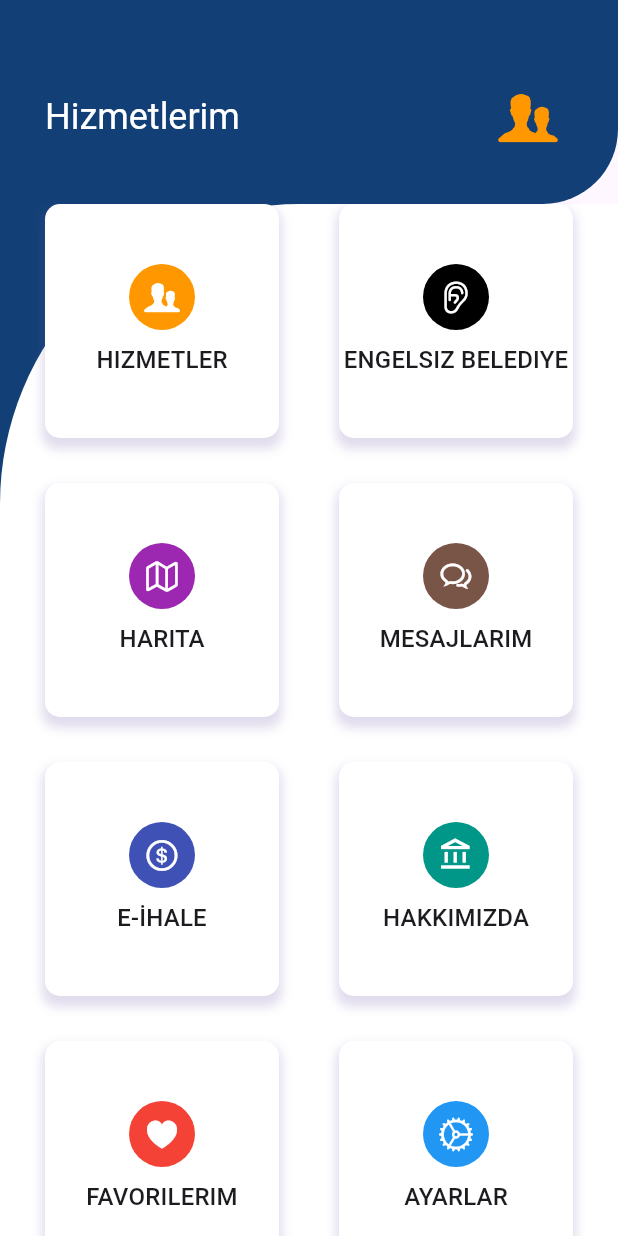
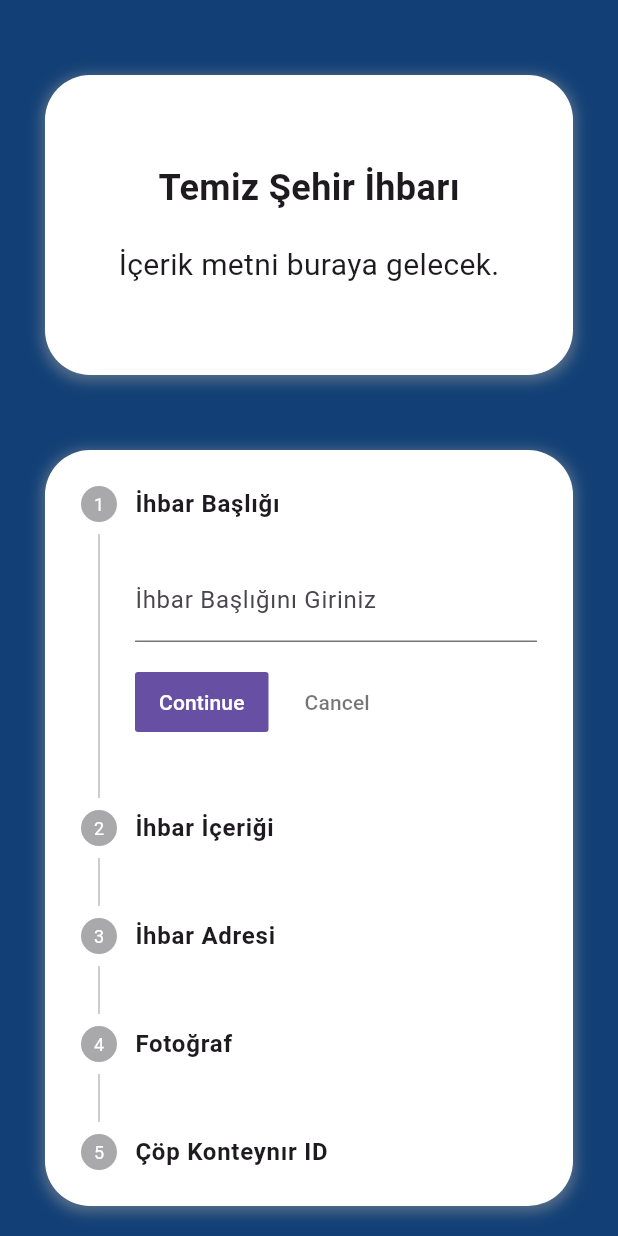
Before and after one commit to Arifcngk/I-KENT-Cloud, a Flutter app: the screen it shows after launch, on a phone screen of 412 x 824 dp. Run offline on Flutter 3.47's test engine with Material 3 defaults, Android fonts, the phone set to English and light mode, and no system bars; our stand-ins replace curved_navigation_bar, firebase_core, get, google_fonts, image_picker, smooth_page_indicator; accounts and stored records are empty.

Commit message:
services desing added

```diff
--- a/lib/main.dart
+++ b/lib/main.dart
@@ -3,6 +3,7 @@ import 'package:e_belediyecilik/screens/favorite_page.dart';
 import 'package:e_belediyecilik/screens/home_page.dart';
 import 'package:e_belediyecilik/screens/login_page.dart';
 import 'package:e_belediyecilik/screens/services.dart';
+import 'package:e_belediyecilik/screens/services_pages/clean_city.dart';
 import 'package:e_belediyecilik/screens/welcome_page.dart';
 import 'package:e_belediyecilik/widget/button_navbar.dart';
 import 'package:firebase_core/firebase_core.dart';
@@ -28,7 +29,7 @@ class MyApp extends StatelessWidget {
     return GetMaterialApp(
       title: 'E-Belediyecilik Uygulaması',
       debugShowCheckedModeBanner: false,
-      home: ServicesScreen(),
+      home: CleanCityScreen(),
     );
   }
 }
--- a/lib/screens/services.dart
+++ b/lib/screens/services.dart
@@ -1,4 +1,5 @@
 import 'package:e_belediyecilik/misc/colors.dart';
+import 'package:e_belediyecilik/screens/services_pages/clean_city.dart';
 import 'package:flutter/cupertino.dart';
 import 'package:flutter/material.dart';
 
@@ -63,21 +64,14 @@ class _ServicesScreenState extends State<ServicesScreen> {
                 crossAxisSpacing: 40,
                 mainAxisSpacing: 30,
                 children: [
-                  itemDashboard(
-                      'Hizmetler', CupertinoIcons.person_2_alt, Colors.orange),
-                  itemDashboard(
-                      'Engelsiz Belediye', CupertinoIcons.ear, Colors.black),
-                  itemDashboard('Harita', CupertinoIcons.map, Colors.purple),
-                  itemDashboard(
-                      'Mesajlarım', CupertinoIcons.chat_bubble_2, Colors.brown),
-                  itemDashboard('E-İhale', CupertinoIcons.money_dollar_circle,
-                      Colors.indigo),
-                  itemDashboard('Hakkımızda', Icons.account_balance_outlined,
-                      Colors.teal),
-                  itemDashboard(
-                      'Favorilerim', CupertinoIcons.heart_fill, Colors.red),
-                  itemDashboard(
-                      'Ayarlar', CupertinoIcons.settings, Colors.blue),
+                  itemDashboard('Temiz Şehir', CupertinoIcons.archivebox_fill,
+                      Colors.green, CleanCityScreen()),
+                  itemDashboard('Yol Çalışması', CupertinoIcons.ear,
+                      Colors.black, CleanCityScreen()),
+                  itemDashboard('Patili Dostlarımız', CupertinoIcons.map,
+                      Colors.purple, CleanCityScreen()),
+                  itemDashboard('İhbar Blok', CupertinoIcons.chat_bubble_2,
+                      Colors.brown, CleanCityScreen()),
                 ],
               ),
             ),
@@ -88,7 +82,15 @@ class _ServicesScreenState extends State<ServicesScreen> {
     );
   }
 
-  itemDashboard(String title, IconData iconData, Color background) => Container(
+  itemDashboard(String title, IconData iconData, Color background,
+          Widget servicesPages) =>
+      GestureDetector(
+        onTap: () => Navigator.push(
+            context,
+            MaterialPageRoute(
+              builder: (context) => servicesPages,
+            )),
+        child: Container(
           decoration: BoxDecoration(
               color: Colors.white,
               borderRadius: BorderRadius.circular(10),
@@ -114,5 +116,6 @@ class _ServicesScreenState extends State<ServicesScreen> {
                   style: Theme.of(context).textTheme.titleMedium)
             ],
           ),
+        ),
       );
 }
--- a/lib/screens/services_pages/clean_city.dart
+++ b/lib/screens/services_pages/clean_city.dart
@@ -0,0 +1,235 @@
+import 'dart:io';
+
+import 'package:e_belediyecilik/misc/colors.dart';
+import 'package:e_belediyecilik/screens/services_pages/clean_city_list.dart';
+import 'package:flutter/material.dart';
+import 'package:image_picker/image_picker.dart';
+
+class CleanCityScreen extends StatefulWidget {
+  const CleanCityScreen({Key? key}) : super(key: key);
+
+  @override
+  State<CleanCityScreen> createState() => _CleanCityScreenState();
+}
+
+class _CleanCityScreenState extends State<CleanCityScreen> {
+  int currentStep = 0;
+  List<Map<String, String>> collectedInformation = [];
+  late ImagePicker _imagePicker;
+
+  late TextEditingController ihbarBasligiController;
+  late TextEditingController ihbarIcerikController;
+  late TextEditingController copKonteynirIdController;
+  late TextEditingController ihbarAdressController;
+
+  @override
+  void initState() {
+    super.initState();
+    ihbarBasligiController = TextEditingController();
+    ihbarIcerikController = TextEditingController();
+    ihbarAdressController = TextEditingController();
+    copKonteynirIdController = TextEditingController();
+    _imagePicker = ImagePicker();
+  }
+
+  @override
+  void dispose() {
+    ihbarBasligiController.dispose();
+    ihbarIcerikController.dispose();
+    copKonteynirIdController.dispose();
+    ihbarAdressController.dispose();
+    super.dispose();
+  }
+
+  //Resimleri alma fonksiyonu
+  XFile? _imageFile;
+
+  Future<void> _pickImage(ImageSource source) async {
+    final XFile? pickedFile = await _imagePicker.pickImage(source: source);
+    if (pickedFile != null) {
+      setState(() {
+        _imageFile = pickedFile;
+      });
+    }
+  }
+
+  @override
+  Widget build(BuildContext context) {
+    List<Step> steps = [
+      Step(
+        title: Text(
+          'İhbar Başlığı',
+          style: TextStyle(fontWeight: FontWeight.bold),
+        ),
+        content: TextFormField(
+          controller: ihbarBasligiController,
+          decoration: InputDecoration(labelText: 'İhbar Başlığını Giriniz'),
+        ),
+      ),
+      Step(
+        title: Text('İhbar İçeriği',
+            style: TextStyle(fontWeight: FontWeight.bold)),
+        content: TextFormField(
+          controller: ihbarIcerikController,
+          decoration: InputDecoration(labelText: 'İhbar İçeriği'),
+        ),
+      ),
+      Step(
+        title:
+            Text('İhbar Adresi', style: TextStyle(fontWeight: FontWeight.bold)),
+        content: TextFormField(
+          controller: ihbarIcerikController,
+          decoration: InputDecoration(labelText: 'İhbar Adresi'),
+        ),
+      ),
+      Step(
+        title: Text('Fotoğraf', style: TextStyle(fontWeight: FontWeight.bold)),
+        content: Column(
+          crossAxisAlignment: CrossAxisAlignment.stretch,
+          children: [
+            ElevatedButton(
+              onPressed: () {
+                _pickImage(ImageSource.gallery); // Galeriden fotoğraf seçme
+              },
+              child: Text('Galeriden Fotoğraf Seç'),
+            ),
+            ElevatedButton(
+              onPressed: () {
+                _pickImage(ImageSource.camera); // Kameradan fotoğraf çekme
+              },
+              child: Text('Kameradan Fotoğraf Çek'),
+            ),
+            if (_imageFile != null)
+              Image.file(
+                File(_imageFile!.path),
+                height: 200,
+                fit: BoxFit.cover,
+              ),
+          ],
+        ),
+      ),
+      Step(
+        title: Text('Çöp Konteynır ID',
+            style: TextStyle(fontWeight: FontWeight.bold)),
+        content: TextFormField(
+          controller: copKonteynirIdController,
+          decoration: InputDecoration(labelText: 'Çöp Konteynır ID'),
+        ),
+      ),
+    ];
+
+    return Scaffold(
+      backgroundColor: AppColors.blueColor,
+      body: SingleChildScrollView(
+        child: Column(
+          children: [
+            Container(
+              alignment: Alignment.center,
+              margin: const EdgeInsets.only(
+                bottom: 30,
+                right: 30,
+                left: 30,
+                top: 50,
+              ),
+              height: 200,
+              width: double.infinity,
+              decoration: BoxDecoration(
+                color: Colors.white,
+                borderRadius: BorderRadius.circular(30),
+                boxShadow: [
+                  BoxShadow(
+                    color: Colors.grey.withOpacity(.5),
+                    spreadRadius: 2,
+                    blurRadius: 7,
+                    offset: const Offset(0, 2),
+                  ),
+                ],
+              ),
+              child: const Column(
+                mainAxisAlignment: MainAxisAlignment.center,
+                children: [
+                  Text(
+                    "Temiz Şehir İhbarı",
+                    style: TextStyle(fontSize: 24, fontWeight: FontWeight.bold),
+                  ),
+                  SizedBox(
+                      height:
+                          20), // Başlık ile içerik arasına boşluk eklemek için
+                  Text(
+                    "İçerik metni buraya gelecek.",
+                    style: TextStyle(fontSize: 20),
+                  ),
+                ],
+              ),
+            ),
+            Container(
+              alignment: Alignment.center,
+              margin: const EdgeInsets.only(
+                bottom: 30,
+                right: 30,
+                left: 30,
+                top:
+                    20, // Önceki container ile arasındaki boşluğu azaltmak için değeri düşürdüm
+              ),
+              width: double.infinity,
+              decoration: BoxDecoration(
+                color: Colors.white,
+                borderRadius: BorderRadius.circular(30),
+                boxShadow: [
+                  BoxShadow(
+                    color: Colors.grey.withOpacity(.5),
+                    spreadRadius: 2,
+                    blurRadius: 7,
+                    offset: const Offset(0, 2),
+                  ),
+                ],
+              ),
+              child: Stepper(
+                steps: steps,
+                currentStep: currentStep,
+                onStepContinue: () {
+                  setState(() {
+                    if (currentStep == 0) {
+                      collectedInformation.add({
+                        'İhbar Başlığı': ihbarBasligiController.text,
+                      });
+                    } else if (currentStep == 1) {
+                      collectedInformation.add({
+                        'İhbar İçeriği': ihbarIcerikController.text,
+                      });
+                    } else if (currentStep == 2) {
+                      collectedInformation.add({
+                        'İhbar Adresi': ihbarAdressController.text,
+                      });
+                    } else if (currentStep == 4) {
+                      collectedInformation.add({
+                        'Çöp Konteynır ID': copKonteynirIdController.text,
+                      });
+                    }
+                    currentStep < steps.length - 1 ? currentStep += 1 : null;
+                  });
+                },
+                onStepCancel: () {
+                  setState(() {
+                    currentStep > 0 ? currentStep -= 1 : null;
+                  });
+                },
+              ),
+            ),
+            TextButton(
+                onPressed: () {
+                  Navigator.push(
+                    context,
+                    MaterialPageRoute(
+                      builder: (context) => CollectedInformationScreen(
+                          collectedInformation: collectedInformation),
+                    ),
+                  );
+                },
+                child: Text("Bilgileri Gönder"))
+          ],
+        ),
+      ),
+    );
+  }
+}
--- a/pubspec.yaml
+++ b/pubspec.yaml
@@ -43,6 +43,7 @@ dependencies:
   cloud_firestore: ^4.14.0
   shared_preferences: ^2.2.3
   curved_navigation_bar: ^1.0.3
+  image_picker: ^1.0.8
 
 dev_dependencies:
   flutter_test:
```
Also changed, not shown: lib/screens/home_page.dart (+27 -14 lines), lib/screens/services_pages/clean_city_list.dart (+28 -0 lines), pubspec.lock. Lines whose indentation alone changed are shown as unchanged.
